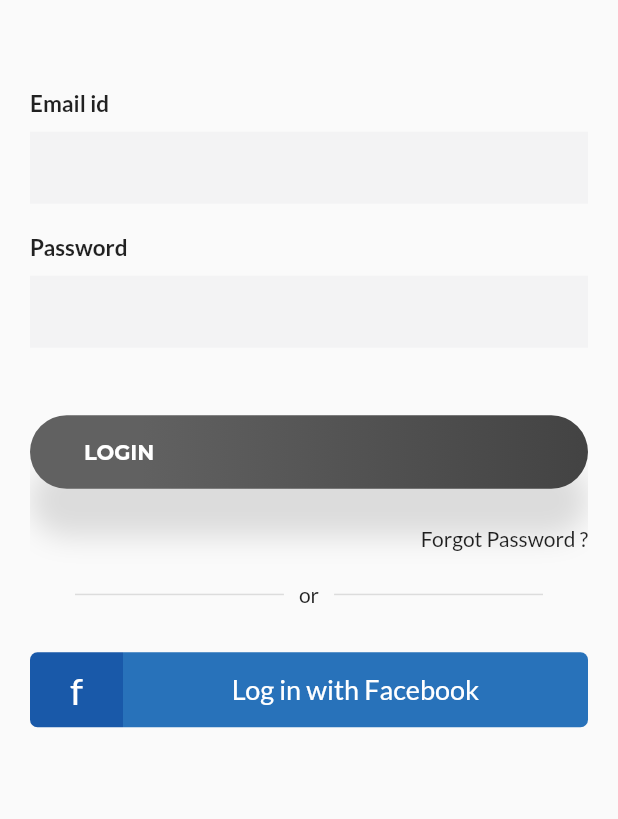
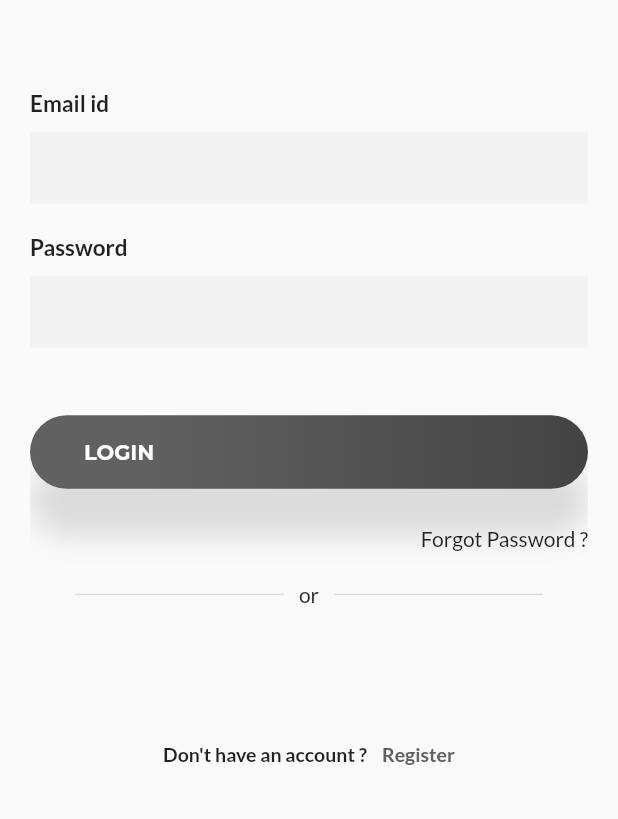
Before and after one commit to olenapatsevko/smarth_mobile, a Flutter app: the LoginPage screen opened directly, scrolled down 87 dp, on a phone screen of 412 x 824 dp, the part 417-1236 px from its top. Run offline on Flutter 3.47's test engine with Material 2 defaults, Android fonts, the phone set to English and light mode, and no system bars; our stand-ins replace google_fonts, timeline_tile; missing offline and left inert: google_places_picker.

Commit message:
final touches

```diff
--- a/lib/src/basic/login.dart
+++ b/lib/src/basic/login.dart
@@ -135,54 +135,6 @@ class _LoginPageState extends State<LoginPage> {
     );
   }
 
-  Widget _facebookButton() {
-    return Container(
-      height: 50,
-      margin: EdgeInsets.symmetric(vertical: 20),
-      decoration: BoxDecoration(
-        borderRadius: BorderRadius.all(Radius.circular(10)),
-      ),
-      child: Row(
-        children: <Widget>[
-          Expanded(
-            flex: 1,
-            child: Container(
-              decoration: BoxDecoration(
-                color: Color(0xff1959a9),
-                borderRadius: BorderRadius.only(
-                    bottomLeft: Radius.circular(5),
-                    topLeft: Radius.circular(5)),
-              ),
-              alignment: Alignment.center,
-              child: Text('f',
-                  style: TextStyle(
-                      color: Colors.white,
-                      fontSize: 25,
-                      fontWeight: FontWeight.w400)),
-            ),
-          ),
-          Expanded(
-            flex: 5,
-            child: Container(
-              decoration: BoxDecoration(
-                color: Color(0xff2872ba),
-                borderRadius: BorderRadius.only(
-                    bottomRight: Radius.circular(5),
-                    topRight: Radius.circular(5)),
-              ),
-              alignment: Alignment.center,
-              child: Text('Log in with Facebook',
-                  style: TextStyle(
-                      color: Colors.white,
-                      fontSize: 18,
-                      fontWeight: FontWeight.w400)),
-            ),
-          ),
-        ],
-      ),
-    );
-  }
-
   Widget _createAccountLabel() {
     return InkWell(
       onTap: () {
@@ -262,7 +214,6 @@ class _LoginPageState extends State<LoginPage> {
                             fontSize: 14, fontWeight: FontWeight.w500)),
                   ),
                   _divider(),
-                  _facebookButton(),
                   SizedBox(height: height * .055),
                   _createAccountLabel(),
                 ],
--- a/lib/src/dto/registration.dart
+++ b/lib/src/dto/registration.dart
@@ -4,7 +4,7 @@ class RegistrationRequest {
   String username;
   String password;
   bool isMan;
-  DateTime birthday;
+  String birthday;
   int weight;
   int height;
   String email;
--- a/lib/src/summary.dart
+++ b/lib/src/summary.dart
@@ -1,4 +1,6 @@
 import 'package:flutter/material.dart';
+import 'package:smarth_app/src/api/SummaryApi.dart';
+import 'package:smarth_app/src/api/holder/AccountInfoHolder.dart';
 
 class SummaryPage extends StatefulWidget {
   SummaryPage({Key key, this.title}) : super(key: key);
@@ -116,7 +118,7 @@ class _SummaryPageState extends State<SummaryPage> {
               SizedBox(
                 height: 80,
               ),
-              _successText("email"),
+              _successText(AccountDetails.email),
               SizedBox(
                 height: 80,
               ),
```
Also changed, not shown: lib/src/api/RegistratoinApi.dart (added, +111 -0 lines), lib/src/api/SummaryApi.dart (added, +37 -0 lines), lib/src/basic/signup.dart (+116 -20 lines), lib/src/dto/recommendation.dart (+13 -5 lines), lib/src/menu.dart (+4 -7 lines).
